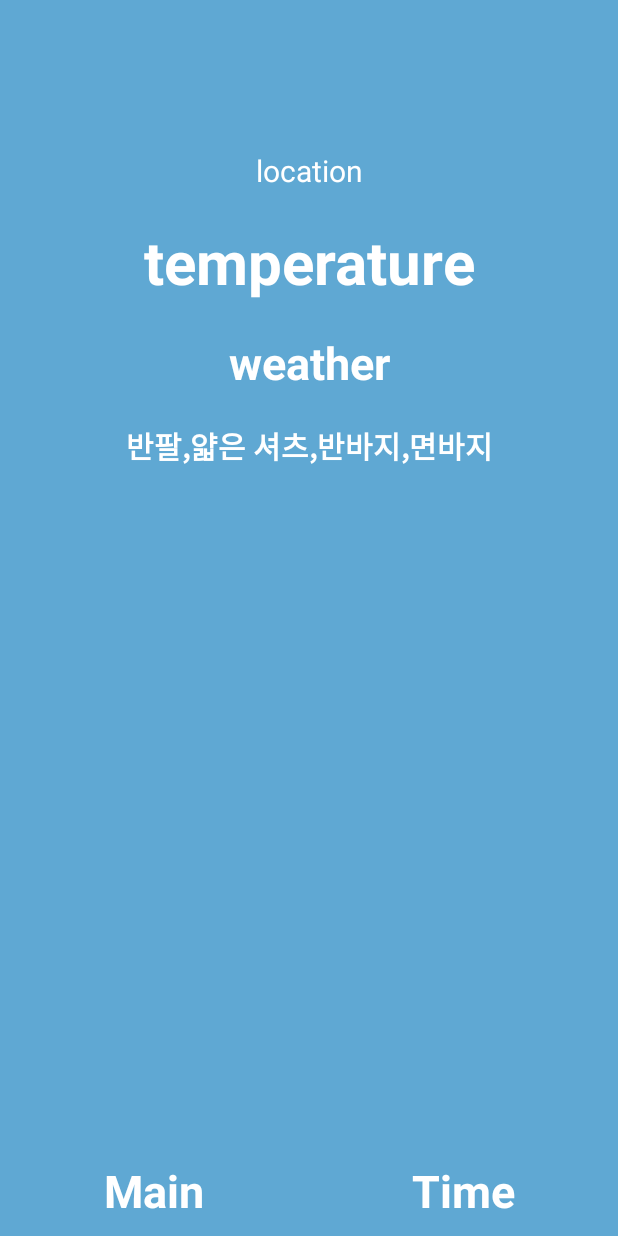
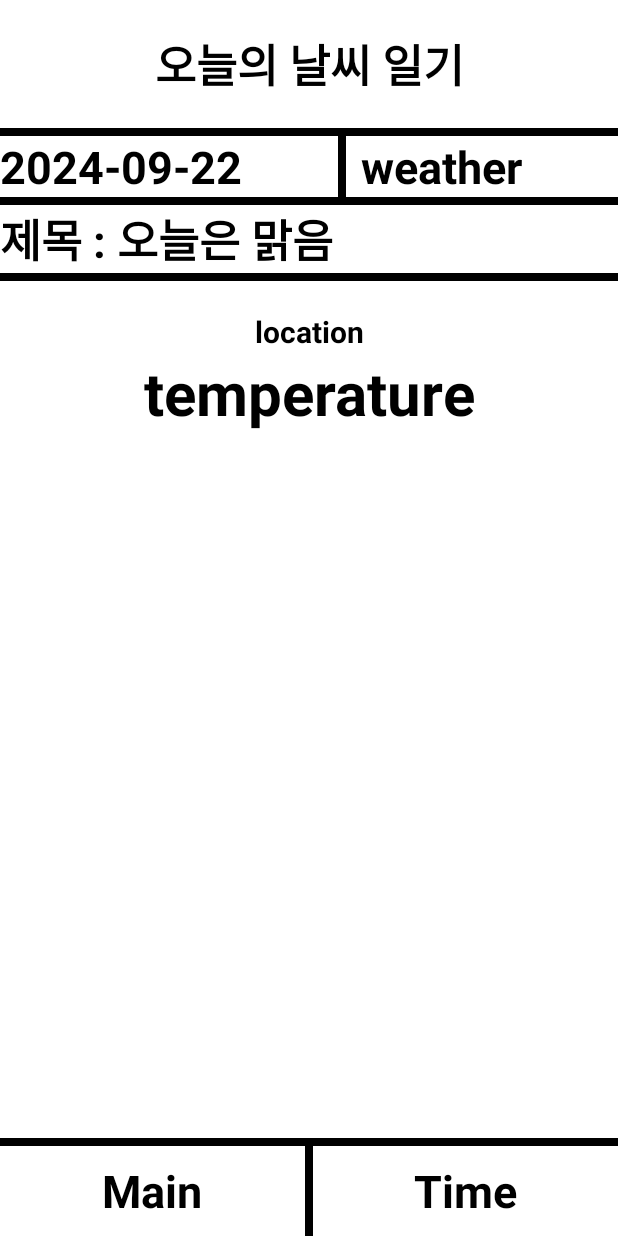
Before and after one commit to pyowonsik/OndoOtdo, an Android app: the layout fragment_main.xml on its own in the app's theme, with its tools: preview values and no code run, on a phone screen of 412 x 824 dp. Run offline under Robolectric (Android 15) with nearby library versions, the phone set to English and light mode, and no system bars.

Commit message:
design : main fragment 레이아웃 변경

```diff
--- a/app/src/main/java/com/wspyo/ondootdo/MainFragment.kt
+++ b/app/src/main/java/com/wspyo/ondootdo/MainFragment.kt
@@ -1,5 +1,6 @@
 package com.wspyo.ondootdo
 
+import android.os.Build
 import android.os.Bundle
 import androidx.fragment.app.Fragment
 import android.view.LayoutInflater
@@ -10,11 +11,30 @@ import androidx.navigation.findNavController
 import com.wspyo.ondootdo.databinding.FragmentMainBinding
 import com.wspyo.ondootdo.model.WeatherResponse
 import com.wspyo.ondootdo.viewModel.WeatherViewModel
+import java.text.SimpleDateFormat
+import java.time.LocalDate
+import java.time.format.DateTimeFormatter
+import java.util.Date
+import java.util.Locale
 
 class MainFragment : Fragment() {
 
     private lateinit var binding: FragmentMainBinding
     private lateinit var weatherViewModel : WeatherViewModel
+
+    // 28 ~    : 민소매 , 반팔 , 반바지 , 원피스
+    // 27 ~ 23 : 반팔 , 얇은 셔츠 , 반바지 , 면바지
+    // 22 ~ 20 : 얇은 가디건 , 긴팔 , 면바지 , 청바지
+    // 19 ~ 17 : 얇은 니트 , 맨투맨 , 가디건 , 청바지
+    // 16 ~ 12 : 자켓 , 가디건 , 야상 , 스타킹 , 청바지 , 면바지
+    // 11 ~ 9  : 자켓 , 트렌치코트 , 야상 , 니트 , 청바지 , 스타킹
+    // 8 ~ 5   : 코트 , 가죽자켓 , 히트텍 , 니트 , 레깅스
+    // 4 ~     : 패딩 , 두꺼운코트 , 목도리 , 기모제품
+
+
+    // 비 - 우산 , 우비
+    // 눈 - 핫팩
+    // 황사 - 마스크
 
     override fun onCreate(savedInstanceState: Bundle?) {
         super.onCreate(savedInstanceState)
@@ -37,6 +57,15 @@ class MainFragment : Fragment() {
             it.findNavController().navigate(R.id.action_mainFragment_to_settingFragment)
         }
 
+        // 오늘 날짜 가져오기
+        val currentDate = Date()
+        val dateFormat = SimpleDateFormat("yyyy-MM-dd", Locale.getDefault())
+        val formattedDate = dateFormat.format(currentDate)
+        binding.dateTextView.text = formattedDate
+
+
+
+
         return binding.root
     }
 }
--- a/app/src/main/res/layout/fragment_main.xml
+++ b/app/src/main/res/layout/fragment_main.xml
@@ -7,28 +7,109 @@
         android:layout_width="match_parent"
         android:layout_height="match_parent"
         tools:context=".MainFragment"
-        android:background="@color/main1">
+        android:background="@color/white" >
 
         <androidx.constraintlayout.widget.ConstraintLayout
             android:layout_width="match_parent"
             android:layout_height="match_parent">
 
+            <TextView
+                android:id="@+id/TodayWeatherTextView"
+                android:layout_width="match_parent"
+                android:layout_height="wrap_content"
+                android:gravity="center"
+                android:text="오늘의 날씨 일기"
+                android:textColor="@color/black"
+                android:textSize="30sp"
+                android:textStyle="bold"
+                android:layout_marginTop="20dp"
+                app:layout_constraintTop_toTopOf="parent" />
+
+            <View
+                android:id="@+id/TodayWeatherTextViewLine"
+                android:layout_width="match_parent"
+                android:layout_height="5dp"
+                android:background="#000000"
+                android:layout_marginTop="20dp"
+                app:layout_constraintTop_toBottomOf="@+id/TodayWeatherTextView" />
+
+            <LinearLayout
+                android:id="@+id/dateLayout"
+                android:layout_width="match_parent"
+                android:layout_height="wrap_content"
+                app:layout_constraintStart_toStartOf="parent"
+                app:layout_constraintTop_toBottomOf="@+id/TodayWeatherTextViewLine">
+
+                <TextView
+                    android:id="@+id/dateTextView"
+                    android:layout_width="wrap_content"
+                    android:layout_height="wrap_content"
+                    android:layout_weight="1"
+                    android:text="2024-09-22"
+                    android:textColor="@color/black"
+                    android:textSize="30sp"
+                    android:textStyle="bold" />
+
+                <View
+                    android:layout_width="5dp"
+                    android:layout_height="match_parent"
+                    android:background="#000000"
+                    app:layout_constraintTop_toBottomOf="@+id/dateLayout" />
+
+
+                <TextView
+                    android:id="@+id/WeatherTextView"
+                    android:layout_width="wrap_content"
+                    android:layout_height="wrap_content"
+                    android:layout_marginLeft="10dp"
+                    android:layout_weight="1"
+                    android:text="weather"
+                    android:textColor="@color/black"
+                    android:textSize="30sp"
+                    android:textStyle="bold" />
+
+            </LinearLayout>
+
+            <View
+                android:id="@+id/dateTextViewLine"
+                android:layout_width="match_parent"
+                android:layout_height="5dp"
+                android:background="#000000"
+                app:layout_constraintTop_toBottomOf="@+id/dateLayout" />
 
             <TextView
-                android:layout_marginTop="100dp"
+                android:id="@+id/titleTextView"
+                android:layout_width="wrap_content"
+                android:layout_height="wrap_content"
+                android:text="제목 : 오늘은 맑음"
+                android:textColor="@color/black"
+                android:textSize="30sp"
+                android:textStyle="bold"
+                app:layout_constraintStart_toStartOf="parent"
+                app:layout_constraintTop_toBottomOf="@+id/dateTextViewLine" />
+
+            <View
+                android:id="@+id/titleTextViewLine"
+                android:layout_width="match_parent"
+                android:layout_height="5dp"
+                android:background="#000000"
+                app:layout_constraintTop_toBottomOf="@+id/titleTextView" />
+
+            <TextView
+                android:layout_marginTop="20dp"
                 android:id="@+id/locationTextView"
                 android:layout_width="wrap_content"
                 android:layout_height="wrap_content"
                 android:layout_gravity="center_horizontal"
                 android:text="location"
+                android:textColor="@color/black"
                 android:textSize="20dp"
-                android:textColor="@color/white"
+                android:textStyle="bold"
                 app:layout_constraintEnd_toEndOf="parent"
                 app:layout_constraintStart_toStartOf="parent"
-                app:layout_constraintTop_toTopOf="parent" />
+                app:layout_constraintTop_toBottomOf="@+id/titleTextViewLine" />
 
             <TextView
-                android:layout_margin="20dp"
                 android:id="@+id/TemperatureTextView"
                 android:layout_width="wrap_content"
                 android:layout_height="wrap_content"
@@ -36,38 +117,46 @@
                 android:text="temperature"
                 android:textSize="40sp"
                 android:textStyle="bold"
-                android:textColor="@color/white"
+                android:textColor="@color/black"
                 app:layout_constraintEnd_toEndOf="parent"
                 app:layout_constraintStart_toStartOf="parent"
                 app:layout_constraintTop_toBottomOf="@+id/locationTextView" />
 
-            <TextView
-                android:layout_margin="20dp"
-                android:id="@+id/WeatherTextView"
-                android:layout_width="wrap_content"
-                android:layout_height="wrap_content"
-                android:layout_gravity="center_horizontal"
-                android:text="weather"
-                android:textSize="30sp"
-                android:textStyle="bold"
-                android:textColor="@color/white"
-                app:layout_constraintEnd_toEndOf="parent"
-                app:layout_constraintStart_toStartOf="parent"
-                app:layout_constraintTop_toBottomOf="@+id/TemperatureTextView" />
 
-            <TextView
+
+<!--            <TextView-->
+<!--                android:id="@+id/WearTextView"-->
+<!--                android:layout_width="match_parent"-->
+<!--                android:layout_height="wrap_content"-->
+<!--                android:layout_margin="20dp"-->
+<!--                android:layout_marginTop="24dp"-->
+<!--                android:gravity="center"-->
+<!--                android:text="오늘의 옷은 ? "-->
+<!--                android:textSize="25sp"-->
+<!--                android:textColor="@color/black"-->
+<!--                android:textStyle="bold"-->
+<!--                app:layout_constraintTop_toBottomOf="@+id/TemperatureTextView" />-->
+
+
+<!--            <TextView-->
+<!--                android:layout_width="match_parent"-->
+<!--                android:layout_height="wrap_content"-->
+<!--                android:layout_margin="20dp"-->
+<!--                android:layout_marginTop="24dp"-->
+<!--                android:gravity="center"-->
+<!--                android:text="반팔,얇은 셔츠,반바지,면바지"-->
+<!--                android:textSize="20sp"-->
+<!--                android:textColor="@color/black"-->
+<!--                android:textStyle="bold"-->
+<!--                app:layout_constraintTop_toBottomOf="@+id/WearTextView"-->
+<!--                tools:layout_editor_absoluteX="46dp" />-->
+
+
+            <View
                 android:layout_width="match_parent"
-                android:layout_height="wrap_content"
-                android:layout_margin="20dp"
-                android:layout_marginTop="24dp"
-                android:gravity="center"
-                android:text="반팔,얇은 셔츠,반바지,면바지"
-                android:textColor="@color/white"
-                android:textSize="20sp"
-                android:textStyle="bold"
-                app:layout_constraintTop_toBottomOf="@+id/WeatherTextView"
-                tools:layout_editor_absoluteX="46dp" />
-
+                android:layout_height="5dp"
+                android:background="#000000"
+                app:layout_constraintBottom_toTopOf="@+id/linearLayout" />
 
             <LinearLayout
                 android:id="@+id/linearLayout"
@@ -86,8 +175,13 @@
                     android:gravity="center"
                     android:text="Main"
                     android:textSize="30sp"
-                    android:textStyle="bold"
-                    android:textColor="@color/white" />
+                    android:textColor="@color/black"
+                    android:textStyle="bold" />
+
+                <View
+                    android:layout_width="5dp"
+                    android:layout_height="match_parent"
+                    android:background="#000000" />
 
                 <TextView
                     android:id="@+id/timeFragmentTab"
@@ -97,10 +191,8 @@
                     android:gravity="center"
                     android:text="Time"
                     android:textSize="30sp"
-                    android:textStyle="bold"
-                    android:textColor="@color/white" />
-
-
+                    android:textColor="@color/black"
+                    android:textStyle="bold" />
             </LinearLayout>
 
         </androidx.constraintlayout.widget.ConstraintLayout>
--- a/app/src/main/res/values/themes.xml
+++ b/app/src/main/res/values/themes.xml
@@ -2,10 +2,10 @@
     <!-- Base application theme. -->
     <style name="Base.Theme.OndoOtdo" parent="Theme.AppCompat.Light.NoActionBar">
         <!-- Customize your light theme here. -->
-        <item name="colorPrimary">@color/main1</item>
-        <item name="colorPrimaryDark">@color/main1</item> <!-- 상태바 색상 -->
-        <item name="colorAccent">@color/main1</item>
-        <item name="android:statusBarColor">@color/main1</item> <!-- 상태바 색상 설정 -->
+        <item name="colorPrimary">@color/white</item>
+        <item name="colorPrimaryDark">@color/white</item> <!-- 상태바 색상 -->
+        <item name="colorAccent">@color/white</item>
+        <item name="android:statusBarColor">@color/white</item> <!-- 상태바 색상 설정 -->
 <!--        <item name="android:windowLightStatusBar">true</item> &lt;!&ndash; 상태바 텍스트 색상 (검정색) 설정 &ndash;&gt;-->
     </style>
 
```
Also changed, not shown: app/src/main/res/drawable/cloud.png (added), app/src/main/res/drawable/sun.png (added).
